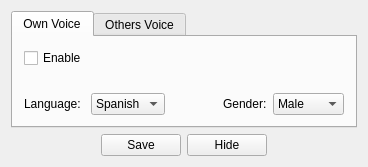
Above: UiModule/ui/TTSChatWidget.ui from enne/naali before the change. Below: the same form after it.
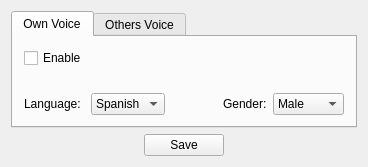
That is the form after the change.

Commit message: Diseñó del botón mejorado. Espacio blanco al ocultar los controles arreglado.

Diff of the .ui file:
```diff
--- a/UiModule/ui/TTSChatWidget.ui
+++ b/UiModule/ui/TTSChatWidget.ui
@@ -269,13 +269,6 @@
            </property>
           </widget>
          </item>
-         <item>
-          <widget class="QPushButton" name="hideButton">
-           <property name="text">
-            <string>Hide</string>
-           </property>
-          </widget>
-         </item>
          <item>
           <spacer name="horizontalSpacer_6">
            <property name="orientation">
```
The commit also changes 6 other files.
